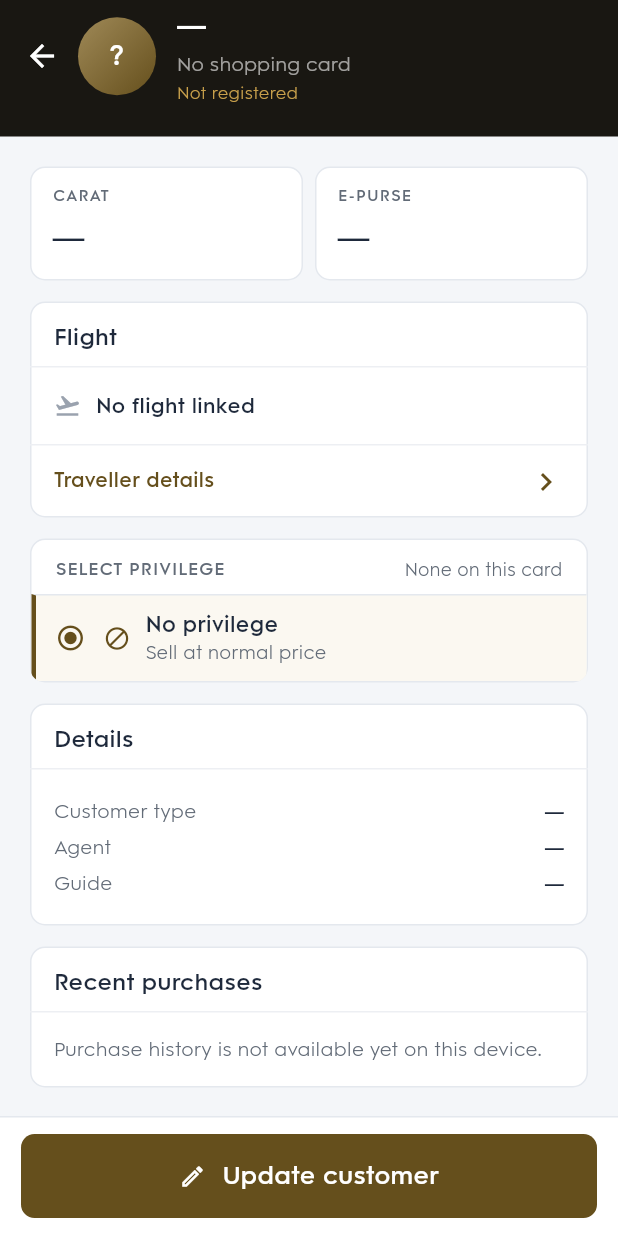
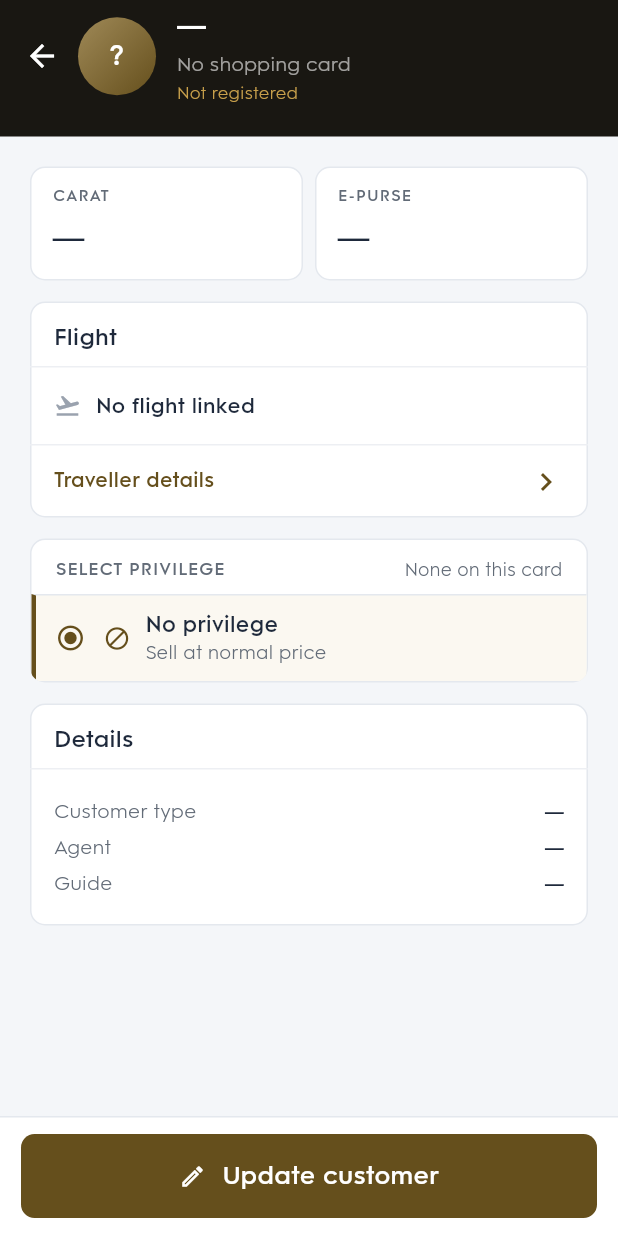
Before and after one commit to Veerapon-Kingpower/kp-next-pos, a Flutter app: the CustomerProfilePage screen opened directly with empty values, on a phone screen of 412 x 824 dp. Run offline on Flutter 3.47's test engine with Material 3 defaults, Android fonts, the phone set to English and light mode, and no system bars; our stand-ins replace dio, flutter_secure_storage, get, get_it, go_router, package_info_plus and 3 more; accounts and stored records are empty; generated files the repository leaves out were written again.

Commit message:
feat: Go to Sale replaces Recent purchases for registered customers
- Desktop profile and handheld profile show a Go to Sale button in
  place of the Recent purchases placeholder, only when the card is
  registered (isActivate).
- Go to Sale keeps legacy's fast-register / not-registered "Oops !"
  guards, attaches the shopping card and carries the radio-list
  privilege pick to the Sale page; the old second privilege dialog is
  removed. Handheld pops the profile before switching to Sale.

Co-Authored-By: Claude Opus 5.5 <noreply@anthropic.com>

```diff
--- a/lib/core/presentation/test_ids.dart
+++ b/lib/core/presentation/test_ids.dart
@@ -262,7 +262,7 @@ abstract class ProfileIds {
   static const flightCard = 'profile.flightCard';
   static const privileges = 'profile.privileges';
   static const noPrivilege = 'profile.privilege.none';
-  static const recentPurchases = 'profile.recentPurchases';
+  static const goToSaleButton = 'profile.goToSaleButton';
   static const editButton = 'profile.editButton';
   static const travellerButton = 'profile.travellerButton';
 
--- a/lib/features/customer/presentation/handheld/customer_profile_page.dart
+++ b/lib/features/customer/presentation/handheld/customer_profile_page.dart
@@ -14,18 +14,18 @@ import 'traveller_details_page.dart';
 ///
 /// Real: name, member badge, shopping card, nationality, registration
 /// status, Carat / e-Purse (the `CARAT` / `CASHW` wallet balances), linked
-/// flight, privileges (radio list), customer type / agent / guide. Recent
-/// purchases aren't on `GetCustomer` yet, so shown as a notice.
+/// flight, privileges (radio list), customer type / agent / guide.
 ///
 /// Every privilege pick is reported through [onPrivilegeChanged] straight
-/// away (as on desktop); [onEdit] opens the Update customer form.
-// TODO(pos-handheld): recent purchases once a member-profile API exists.
+/// away (as on desktop); [onEdit] opens the Update customer form. A
+/// registered (`isActivate`) customer also gets Go to Sale, [onGoToSale].
 class CustomerProfilePage extends StatefulWidget {
   final Customer customer;
   final Privilege? initialPrivilege;
   final Future<List<Flight>> Function(String query) searchFlights;
   final ValueChanged<Privilege?> onPrivilegeChanged;
   final VoidCallback onEdit;
+  final VoidCallback onGoToSale;
 
   const CustomerProfilePage({
     super.key,
@@ -33,6 +33,7 @@ class CustomerProfilePage extends StatefulWidget {
     required this.searchFlights,
     required this.onPrivilegeChanged,
     required this.onEdit,
+    required this.onGoToSale,
     this.initialPrivilege,
   });
 
@@ -141,20 +142,15 @@ class _CustomerProfilePageState extends State<CustomerProfilePage> {
                   ),
                 ],
               ),
-              const SizedBox(height: 14),
-              const HandheldSection(
-                id: ProfileIds.recentPurchases,
-                title: 'Recent purchases',
-                children: [
-                  Padding(
-                    padding: EdgeInsets.all(16),
-                    child: Text(
-                      'Purchase history is not available yet on this device.',
-                      style: HandheldText.bodySmall,
-                    ),
-                  ),
-                ],
-              ),
+              if (person.isActivate) ...[
+                const SizedBox(height: 14),
+                HandheldPrimaryButton(
+                  id: ProfileIds.goToSaleButton,
+                  label: 'Go to Sale',
+                  icon: Icons.shopping_cart_outlined,
+                  onPressed: widget.onGoToSale,
+                ),
+              ],
             ],
           ),
         ),
```
Also changed, not shown: lib/features/home/presentation/home_page.dart (+25 -142 lines), 2 other files.
